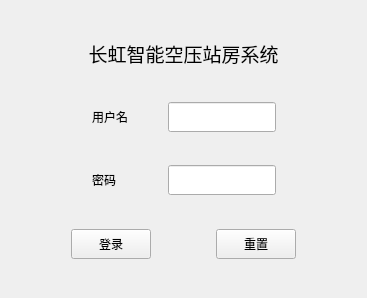
Above: login.ui from happyzxx1988/CHControlSystem before the change. Below: the same form after it.
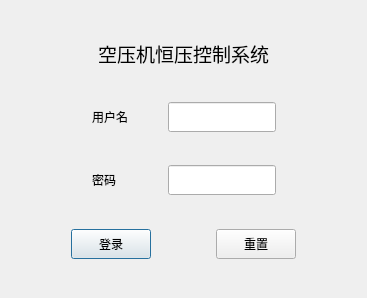
That is the form after the change.

```diff
--- a/login.ui
+++ b/login.ui
@@ -191,6 +191,12 @@
        <property name="text">
         <string>登录</string>
        </property>
+       <property name="autoDefault">
+        <bool>true</bool>
+       </property>
+       <property name="default">
+        <bool>true</bool>
+       </property>
       </widget>
      </item>
      <item>
@@ -249,7 +255,7 @@
       </font>
      </property>
      <property name="text">
-      <string>长虹智能空压站房系统</string>
+      <string>空压机恒压控制系统</string>
      </property>
      <property name="alignment">
       <set>Qt::AlignCenter</set>
```
